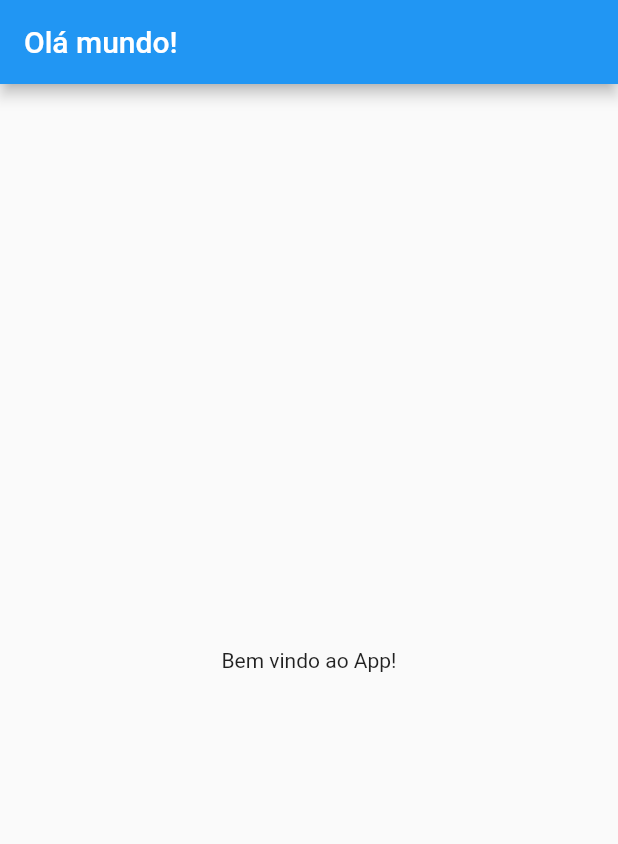
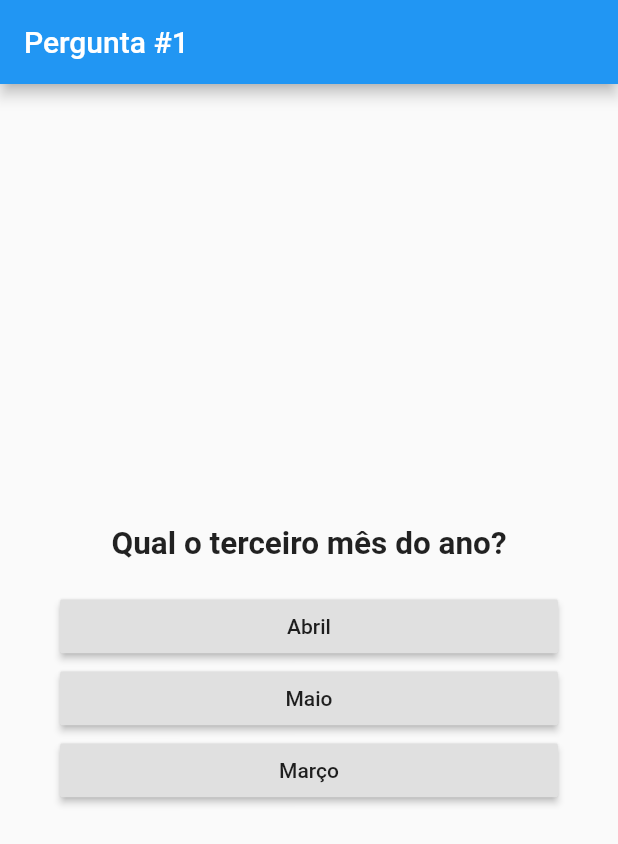
Before and after one commit to Joe02/Flutter-basics, a Flutter app: the screen it shows after launch, on a phone screen of 412 x 824 dp. Shown: the top 844 px of the screen. Run offline on Flutter 3.47's test engine with Material 2 defaults, Android fonts, the phone set to English and light mode, and no system bars.

Commit message:
Created home quiz layout.

```diff
--- a/lib/main.dart
+++ b/lib/main.dart
@@ -5,12 +5,71 @@ void main() => runApp(MyApp());
 class MyApp extends StatelessWidget {
   @override
   Widget build(BuildContext context) {
+
+    //Transform this into a Question class
+    final questionList = [
+      "Qual o terceiro mês do ano?",
+      "Quantos dias um ano bissexto possui?",
+      "1kg de pedras é mais pesado do que 1kg de papel?"
+    ];
+
+    final firstQuestionAnswers = [
+      "Abril",
+      "Maio",
+      "Março"
+    ];
+
+    final secondQuestionAnswers = [
+      "364",
+      "365",
+      "366"
+    ];
+
+    final thirdQuestionAnswers = [
+      "Claro!?",
+      "Depende...",
+      "Não. Claro que não!"
+    ];
+
+    var answers = [];
+
+    var shownQuestions = [];
+    shownQuestions = firstQuestionAnswers;
+
+    var questionNumber = 1;
+
     return MaterialApp(
       home: Scaffold(
         appBar: AppBar(
-          title: Text("Olá mundo!"),
+          title: Text("Pergunta #$questionNumber"),
         ),
-        body: Center(child: Text("Bem vindo ao App!")),
+        body: Column(
+          mainAxisAlignment: MainAxisAlignment.center,
+          children: <Widget>[
+            Center(
+                child: Padding(
+                  padding: const EdgeInsets.all(8.0),
+                  child: Text(questionList[(questionNumber)-1], style: TextStyle(
+                      fontSize: 21, fontWeight: FontWeight.bold)),
+                )),
+            Flexible(
+              child: ListView(
+                  shrinkWrap: true,
+                  padding: const EdgeInsets.only(left: 40, right: 40, top: 10),
+                  children: new List.generate(
+                      shownQuestions.length,
+                          (index) =>
+                          RaisedButton(
+                            child: Text(shownQuestions[index]),
+                            onPressed: () {
+                              print("Objeto $index clicado");
+                            },
+                          )
+                  )
+              ),
+            )
+          ],
+        ),
       ),
     );
   }
```
